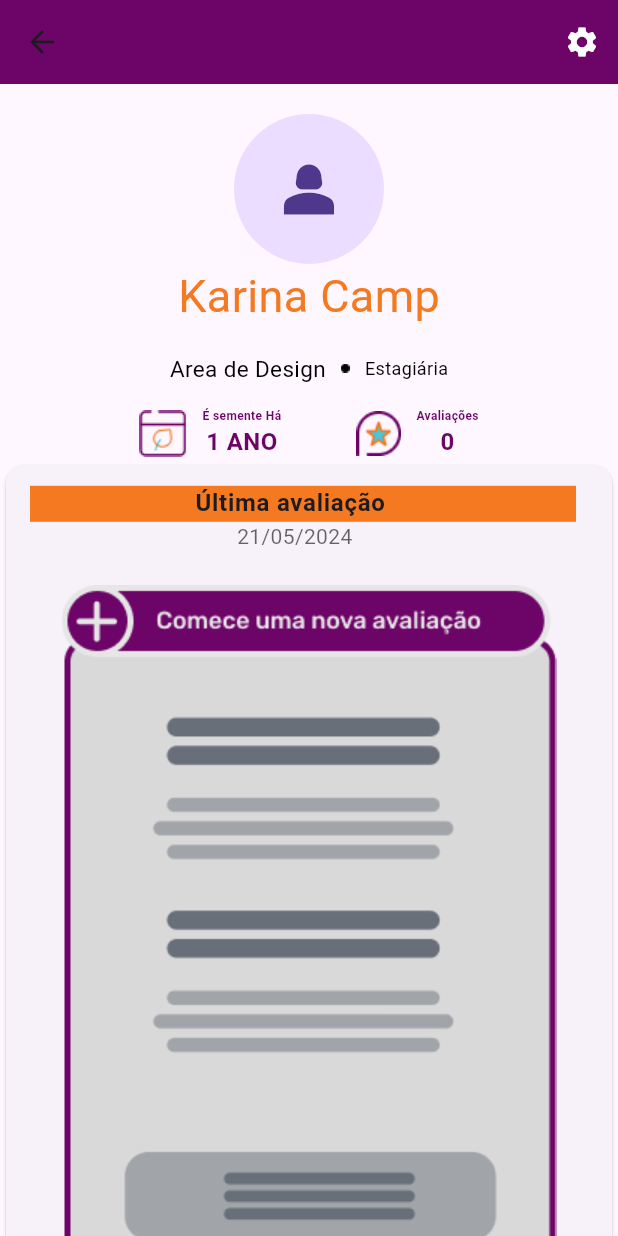
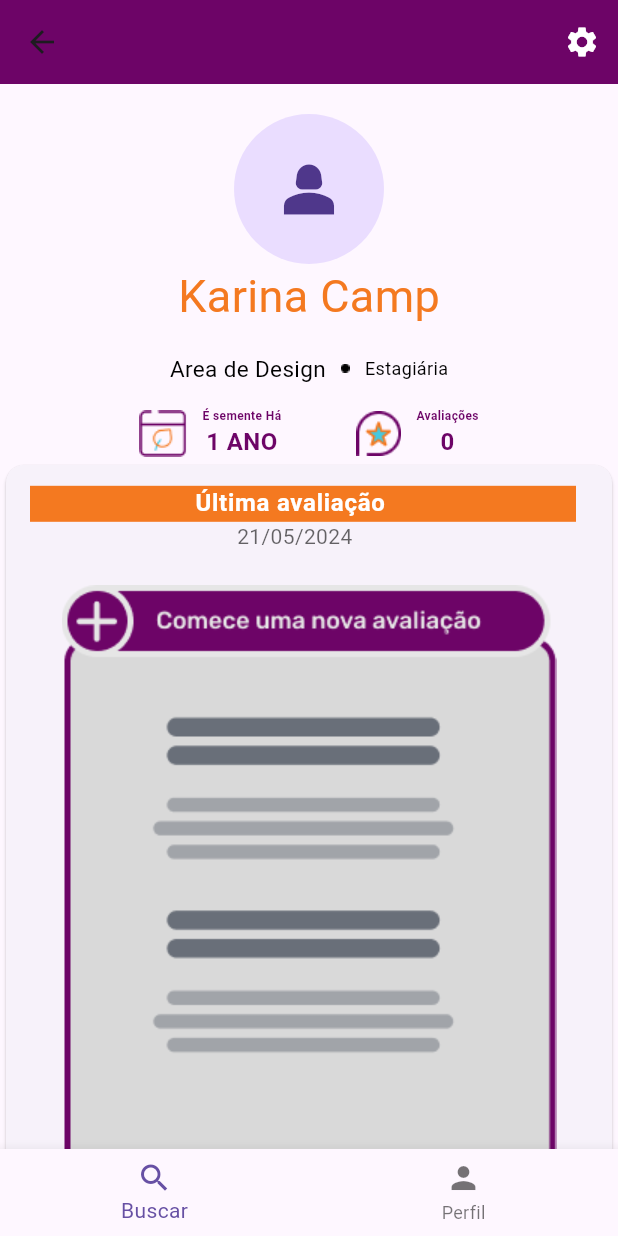
Before and after one commit to henriquepadua/Desafio_Final_CAMP2024_MOBILE, a Flutter app: the AvaliacoesRealizadasPageView screen opened directly, on a phone screen of 412 x 824 dp. Run offline on Flutter 3.47's test engine with Material 3 defaults, Android fonts, the phone set to English and light mode, and no system bars; our stand-ins replace dio, sqflite; missing offline and left inert: bcrypt, dart:ffi; accounts and stored records are empty.

Commit message:
Inclusão de todas as telas finalizada

```diff
--- a/Mobile/lib/views/AvaliaçõesRealizadasPageView.dart
+++ b/Mobile/lib/views/AvaliaçõesRealizadasPageView.dart
@@ -1,3 +1,4 @@
+import 'package:Mobile/views/RealizarAvaliacoesPageView.dart';
 import 'package:flutter/cupertino.dart';
 import 'package:flutter/material.dart';
 
@@ -6,10 +7,20 @@ class AvaliacoesRealizadasPageView extends StatefulWidget {
   State<StatefulWidget> createState() => AvaliacoesRealizadasPageViewState();
 }
 
-class AvaliacoesRealizadasPageViewState extends State<AvaliacoesRealizadasPageView> {
+class AvaliacoesRealizadasPageViewState
+    extends State<AvaliacoesRealizadasPageView> {
   @override
   Widget build(BuildContext context) {
     return Scaffold(
+      bottomNavigationBar: BottomNavigationBar(
+        items: const [
+          BottomNavigationBarItem(icon: Icon(Icons.search), label: "Buscar"),
+          BottomNavigationBarItem(icon: Icon(Icons.person), label: "Perfil"),
+        ],
+        // currentIndex: _selectedIndex,
+        // selectedItemColor: Colors.amber[800],
+        // onTap: _onItemTapped,
+      ),
       appBar: AppBar(
         leading: IconButton(
           icon: const Icon(Icons.arrow_back),
@@ -17,7 +28,7 @@ class AvaliacoesRealizadasPageViewState extends State<AvaliacoesRealizadasPageVi
             Navigator.of(context).pop();
           },
         ),
-          backgroundColor: Color.fromRGBO(109, 4, 103, 1) ,
+        backgroundColor: Color.fromRGBO(109, 4, 103, 1),
         actions: [
           IconButton(
             icon: const Icon(Icons.settings, color: Colors.white),
@@ -128,7 +139,8 @@ class AvaliacoesRealizadasPageViewState extends State<AvaliacoesRealizadasPageVi
                         ),
                         Text(
                           'Última avaliação',
-                                    style: TextStyle(fontWeight: FontWeight.bold),
+                          style: TextStyle(
+                              fontWeight: FontWeight.bold, color: Colors.white),
                         ),
                       ],
                     ),
@@ -139,13 +151,17 @@ class AvaliacoesRealizadasPageViewState extends State<AvaliacoesRealizadasPageVi
                           padding: EdgeInsets.symmetric(horizontal: 69)),
                       Text(
                         '21/05/2024',
-                                  style:
-                                      TextStyle(color: Colors.black.withOpacity(0.6)),
+                        style: TextStyle(color: Colors.black.withOpacity(0.6)),
                       ),
                     ],
                   ),
                 ),
-                          IconButton(onPressed: (){},icon: Image.asset("assets/Group33735.png"))
+                IconButton(
+                    onPressed: () {
+                      Navigator.of(context).push(MaterialPageRoute(
+                          builder: (context) => RealizarAvaliacoesPageView()));
+                    },
+                    icon: Image.asset("assets/Group33735.png"))
               ],
             ),
           ),
--- a/Mobile/pubspec.yaml
+++ b/Mobile/pubspec.yaml
@@ -89,6 +89,9 @@ flutter:
    - assets/Frame237.png
    - assets/Logo.png
    - assets/Group33735.png
+   - assets/Pergunta1.png
+   - assets/Avaliacaoscrita.png
+   - assets/Pergunta2.png
   # An image asset can refer to one or more resolution-specific "variants", see
   # https://flutter.dev/assets-and-images/#resolution-aware
 
```
Also changed, not shown: Mobile/lib/views/RealizarAvaliacoesPageView.dart (added, +110 -0 lines), Mobile/assets/Avaliacaoscrita.png (renamed from Mobile/assets/Avaliação escrita.png), Mobile/assets/Pergunta1.png (renamed from Mobile/assets/Pergunta 1.png), Mobile/assets/Pergunta2.png (renamed from Mobile/assets/Pergunta 2.png). Lines whose indentation alone changed are shown as unchanged.
